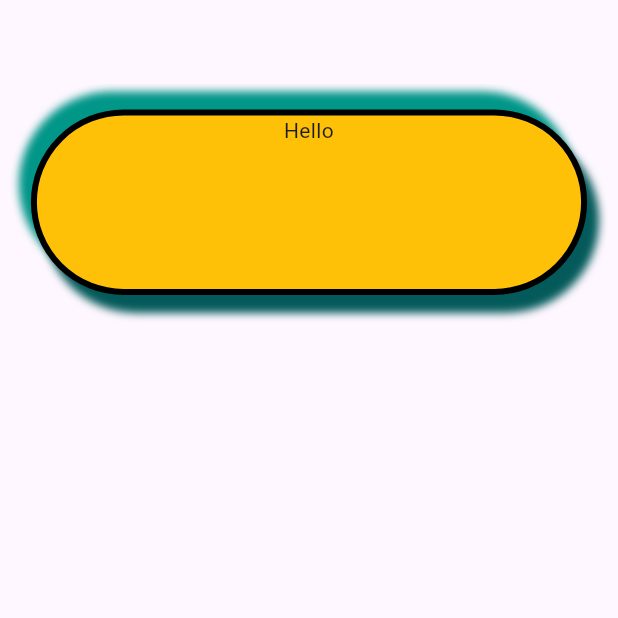
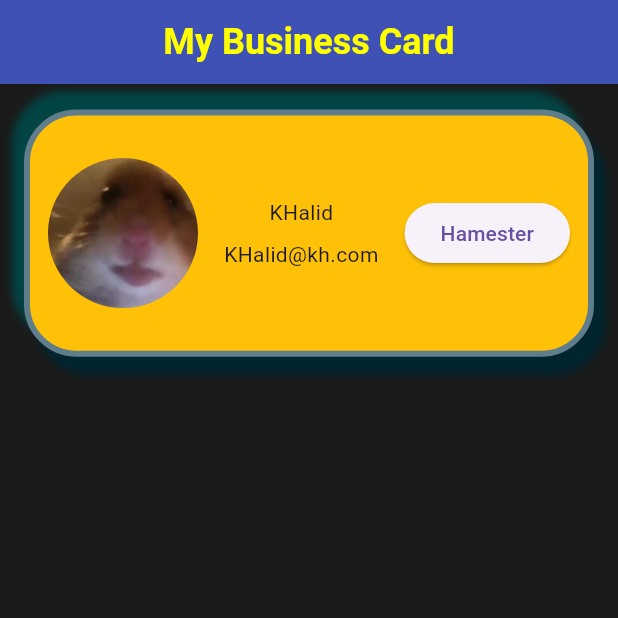
Before and after one commit to Connquestt/DartKH, a Flutter app: the ListScreen screen opened directly, on a phone screen of 412 x 824 dp, the top half of it. Run offline on Flutter 3.47's test engine with Material 3 defaults, Android fonts, the phone set to English and light mode, and no system bars; missing offline and left inert: dart:ui_web.

Commit message:
some Day5 application

```diff
--- a/lib/screens/list_screen.dart
+++ b/lib/screens/list_screen.dart
@@ -1,3 +1,5 @@
+import 'dart:ui_web';
+
 import 'package:flutter/material.dart';
 
 class ListScreen extends StatelessWidget {
@@ -8,34 +10,71 @@ class ListScreen extends StatelessWidget {
     var screenWidth = MediaQuery.of(context).size.width;
     var screenHeight = MediaQuery.of(context).size.height;
     return Scaffold(
-      appBar: AppBar(),
+      appBar: AppBar(
+        backgroundColor: Colors.indigo,
+        title: const Text("My Business Card"),
+        centerTitle: true,
+        titleTextStyle: const TextStyle(
+          fontSize: 24,
+          fontWeight: FontWeight.bold,
+          color: Colors.yellowAccent,
+        ),
+      ),
+      backgroundColor: const Color.fromARGB(255, 26, 26, 26),
       body: Padding(
         padding: const EdgeInsets.symmetric(horizontal: 16),
         child: Center(
           child: Column(
             children: [
               Container(
-                margin: const EdgeInsets.only(top: 17, bottom: 10),
-                width: screenWidth * 0.9,
-                height: screenHeight * 0.15,
+                padding: const EdgeInsets.symmetric(horizontal: 12),
+                margin: const EdgeInsets.only(top: 17),
+                width: screenWidth * 0.99,
+                height: screenHeight * 0.2,
                 decoration: BoxDecoration(
                   color: Colors.amber,
-                  border: Border.all(color: Colors.black, width: 4),
-                  borderRadius: BorderRadius.circular(1000),
+                  border: Border.all(color: Colors.blueGrey, width: 4),
+                  borderRadius: BorderRadius.circular(35),
                   boxShadow: [
                     BoxShadow(
-                      color: Colors.teal,
+                      color: const Color.fromARGB(255, 2, 68, 68),
                       offset: const Offset(-8, -12),
                       blurRadius: 4.1,
                     ),
                     BoxShadow(
-                      color: const Color.fromARGB(255, 4, 90, 90),
+                      color: const Color.fromARGB(255, 1, 37, 47),
                       offset: const Offset(8, 12),
                       blurRadius: 4.1,
                     ),
                   ],
                 ),
-                child: Text("Hello", textAlign: TextAlign.center),
+                child: Row(
+                  mainAxisAlignment: MainAxisAlignment.spaceBetween,
+                  children: [
+                    ClipOval(
+                      child: Image.asset(
+                        "assets/images/hms.png",
+                        width: 100,
+                        height: 100,
+                        fit: BoxFit.cover,
+                      ),
+                    ),
+                    Column(
+                      mainAxisAlignment: MainAxisAlignment.center,
+                      children: [
+                        Text("KHalid"),
+                        SizedBox(height: 8),
+                        Text("KHalid@kh.com"),
+                      ],
+                    ),
+                    ElevatedButton(
+                      onPressed: () {
+                        HashUrlStrategy();
+                      },
+                      child: Text("Hamester"),
+                    ),
+                  ],
+                ),
               ),
             ],
           ),
```
Also changed, not shown: assets/images/hms.png (added).
